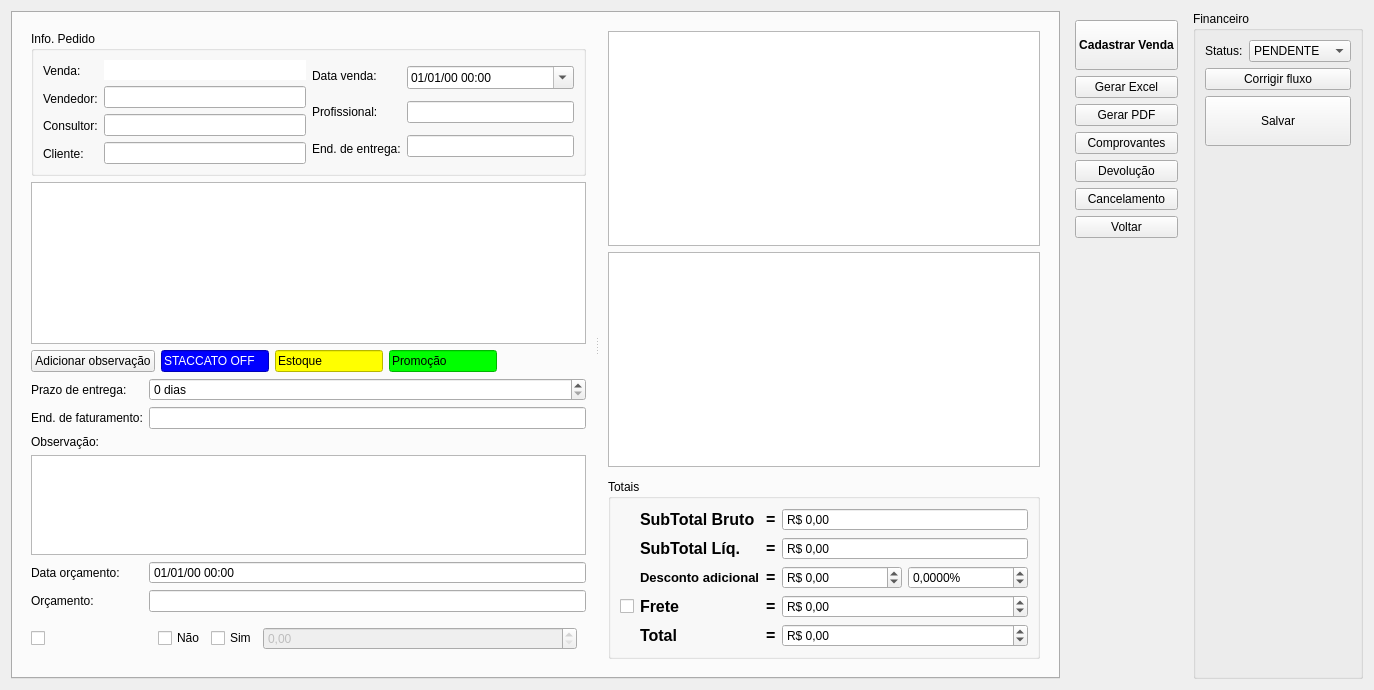
First picture: the form in ui/venda.ui, repository darktorres/ERP-STACCATO, before the edit.
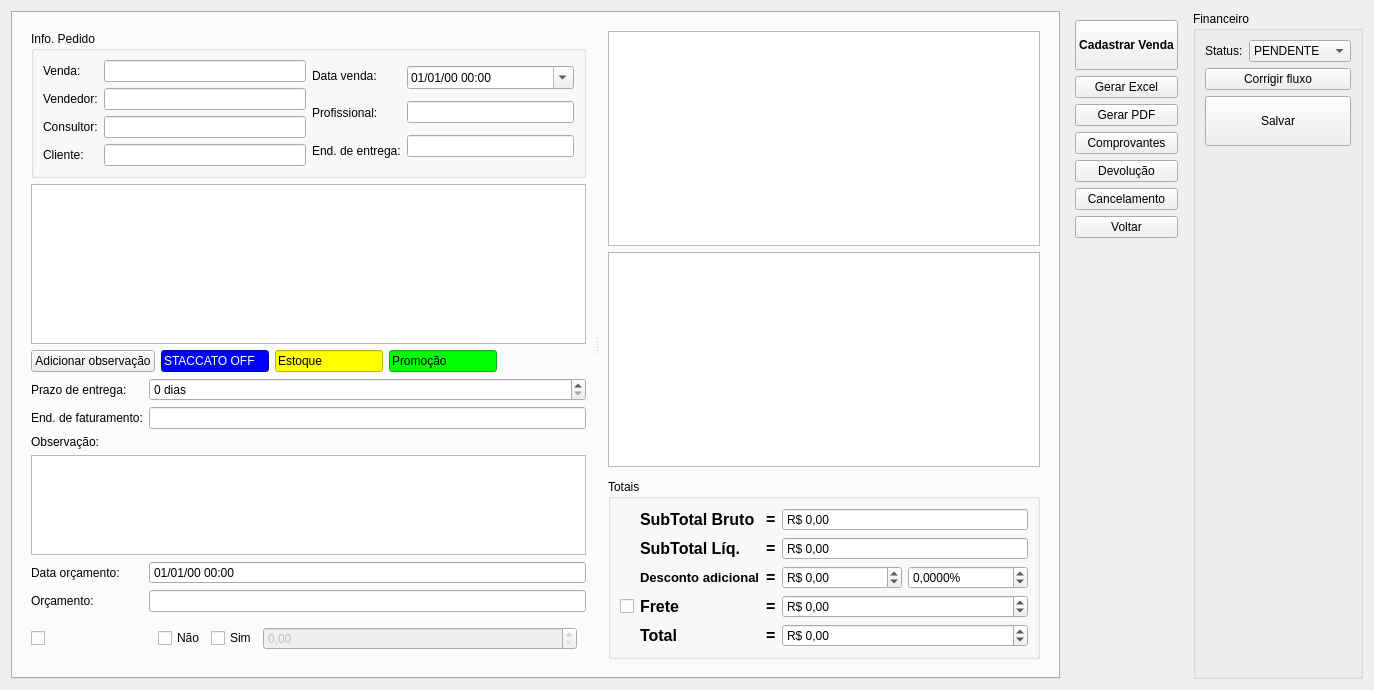
Second picture: the form after the edit. Custom widgets are drawn as their Qt base class.

```diff
--- a/ui/venda.ui
+++ b/ui/venda.ui
@@ -285,9 +285,6 @@
                     <property name="toolTip">
                      <string>&lt;html&gt;&lt;head/&gt;&lt;body&gt;&lt;p&gt;&lt;span style=&quot; font-weight:600;&quot;&gt;Código de Venda:&lt;/span&gt;&lt;/p&gt;&lt;p&gt;O código de venda é composto de:&lt;/p&gt;&lt;p&gt;* Sigla da loja &lt;/p&gt;&lt;p&gt;* Data (AA)&lt;/p&gt;&lt;p&gt;* Id da loja&lt;/p&gt;&lt;p&gt;* Sequência de 3 dígitos&lt;/p&gt;&lt;p&gt;* 'R' se representação&lt;/p&gt;&lt;/body&gt;&lt;/html&gt;</string>
                     </property>
-                    <property name="frame">
-                     <bool>false</bool>
-                    </property>
                     <property name="readOnly">
                      <bool>true</bool>
                     </property>
```
